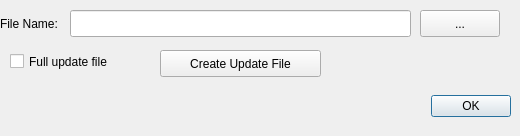
Before: the Qt Designer form Interface/CreateUpdateFile.ui in brotherdust/qrap, drawn with Qt 5.
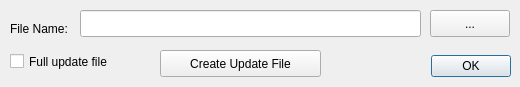
After: the same form once the commit is applied.

The edit to the form file:
```diff
--- a/Interface/CreateUpdateFile.ui
+++ b/Interface/CreateUpdateFile.ui
@@ -1,35 +1,35 @@
 <ui version="4.0" >
  <class>CreateUpdateFileDialog</class>
- <widget class="QDialog" name="CreateUpdateFileDialog" >
-  <property name="geometry" >
+ <widget class="QDialog" name="CreateUpdateFileDialog">
+  <property name="geometry">
    <rect>
     <x>0</x>
     <y>0</y>
     <width>520</width>
-    <height>136</height>
+    <height>87</height>
    </rect>
   </property>
-  <property name="minimumSize" >
+  <property name="minimumSize">
    <size>
-    <width>520</width>
-    <height>136</height>
+    <width>400</width>
+    <height>50</height>
    </size>
   </property>
-  <property name="maximumSize" >
+  <property name="maximumSize">
    <size>
-    <width>520</width>
-    <height>136</height>
+    <width>1000</width>
+    <height>200</height>
    </size>
   </property>
   <property name="windowTitle" >
    <string>Create Updqate File</string>
   </property>
-  <widget class="QDialogButtonBox" name="buttonBox" >
-   <property name="geometry" >
+  <widget class="QDialogButtonBox" name="buttonBox">
+   <property name="geometry">
     <rect>
-     <x>170</x>
-     <y>90</y>
-     <width>341</width>
+     <x>430</x>
+     <y>50</y>
+     <width>81</width>
      <height>32</height>
     </rect>
    </property>
@@ -40,20 +40,20 @@
     <set>QDialogButtonBox::Ok</set>
    </property>
   </widget>
-  <widget class="QLineEdit" name="updateFileLineEdit" >
-   <property name="geometry" >
+  <widget class="QLineEdit" name="updateFileLineEdit">
+   <property name="geometry">
     <rect>
-     <x>70</x>
+     <x>80</x>
      <y>10</y>
      <width>341</width>
      <height>27</height>
     </rect>
    </property>
   </widget>
-  <widget class="QPushButton" name="selectFileNamePushButton" >
-   <property name="geometry" >
+  <widget class="QPushButton" name="selectFileNamePushButton">
+   <property name="geometry">
     <rect>
-     <x>420</x>
+     <x>430</x>
      <y>10</y>
      <width>80</width>
      <height>27</height>
@@ -63,11 +63,11 @@
     <string>...</string>
    </property>
   </widget>
-  <widget class="QLabel" name="label" >
-   <property name="geometry" >
+  <widget class="QLabel" name="label">
+   <property name="geometry">
     <rect>
-     <x>0</x>
-     <y>15</y>
+     <x>10</x>
+     <y>20</y>
      <width>81</width>
      <height>18</height>
     </rect>
```
Left out of the diff: 35 changed lines with no effect on the pictures.
